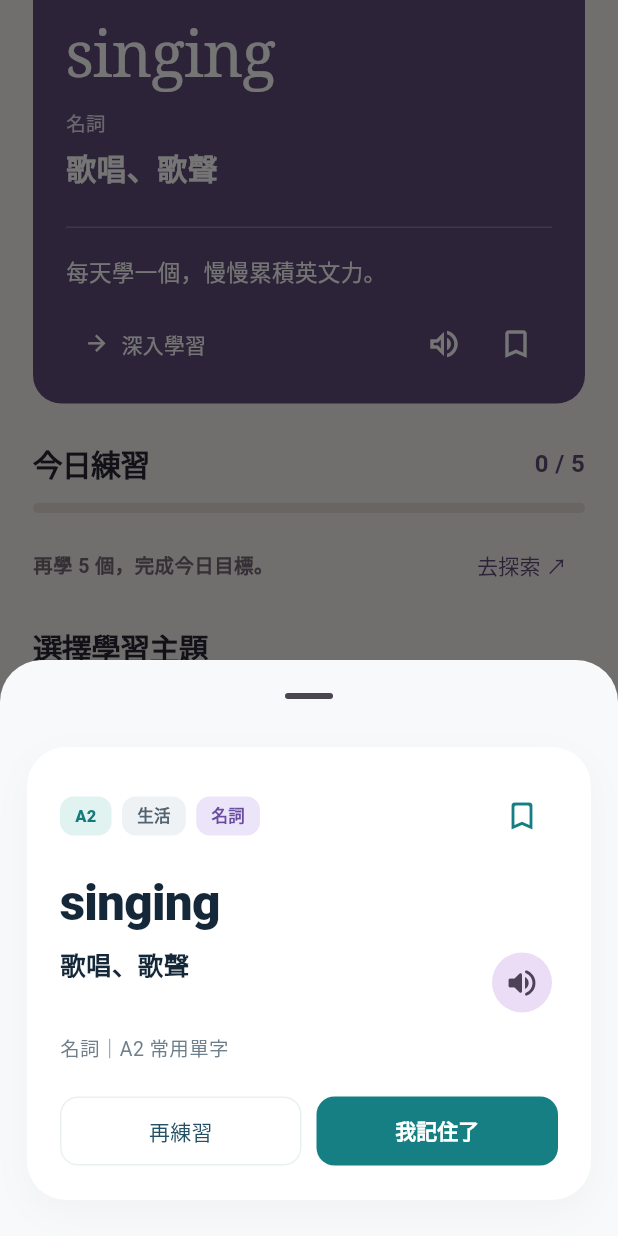
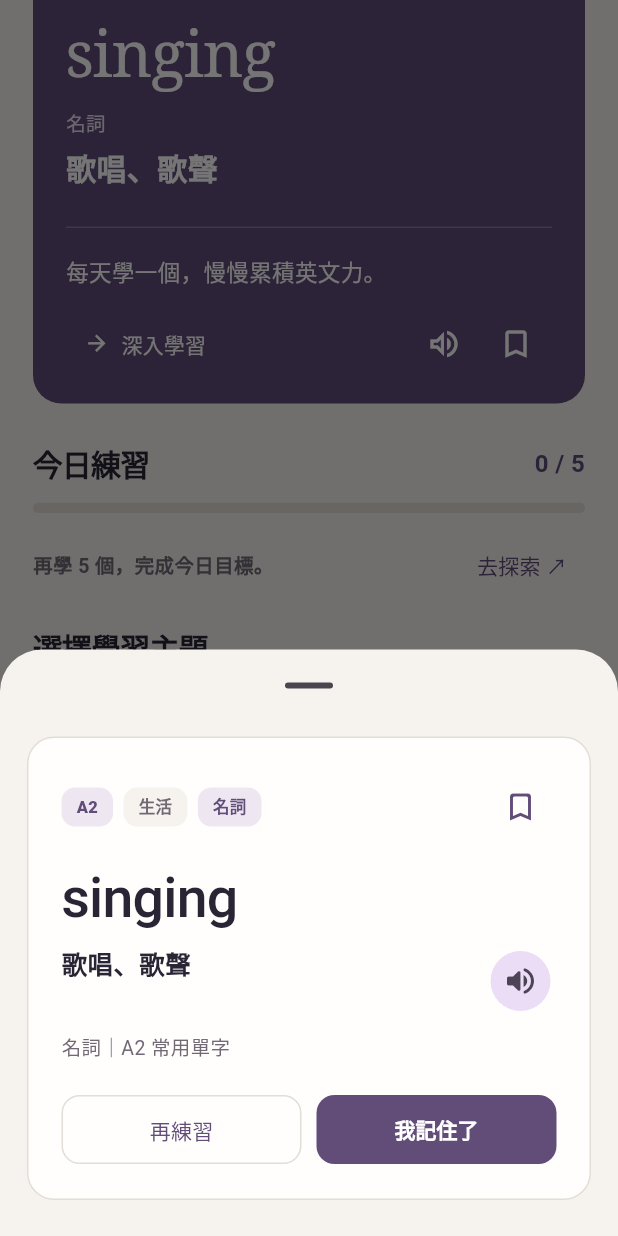
Before and after one commit to Kidkingsky/wordflow, a Flutter app: the screen it shows after launch, scrolled down 277 dp, after a tap on "深入學習", on a phone screen of 412 x 824 dp. Run offline on Flutter 3.47's test engine with Material 3 defaults, Android fonts, the phone set to English and light mode, and no system bars; our stand-ins replace flutter_tts, package_info_plus, shared_preferences; Roboto replaces fonts that are missing (Georgia).

Commit message:
feat(ui): bring dictionary, study cards, review and settings into editorial palette

```diff
--- a/lib/ui/pages/explore_page.dart
+++ b/lib/ui/pages/explore_page.dart
@@ -2,6 +2,7 @@ import 'package:flutter/material.dart';
 
 import '../../models/learning_item.dart';
 import '../../services/app_controller.dart';
+import '../theme/wordflow_design.dart';
 import '../widgets/learning_card.dart';
 
 class ExplorePage extends StatefulWidget {
@@ -41,11 +42,9 @@ class _ExplorePageState extends State<ExplorePage> {
           child: Column(
             crossAxisAlignment: CrossAxisAlignment.start,
             children: [
-              const Text('探索英文',
-                  style: TextStyle(fontSize: 28, fontWeight: FontWeight.w900)),
+              Text('探索英文', style: WordFlowDesign.title(size: 29)),
               const SizedBox(height: 4),
-              const Text('把想學的單字和詞句，變成每天用得上的英文。',
-                  style: TextStyle(color: Color(0xFF6E7E8A), fontSize: 13)),
+              const Text('收集那些你想在生活中用上的字。', style: WordFlowDesign.label),
               const SizedBox(height: 17),
               TextField(
                 onChanged: (value) => setState(() => _query = value),
@@ -93,7 +92,7 @@ class _ExplorePageState extends State<ExplorePage> {
                         onSelected: (_) => setState(() => _category = entry.key),
                         side: BorderSide.none,
                         backgroundColor: Colors.white,
-                        selectedColor: const Color(0xFFD6EFE9),
+                        selectedColor: WordFlowDesign.plumWash,
                       ),
                     );
                   }).toList(),
@@ -113,57 +112,38 @@ class _ExplorePageState extends State<ExplorePage> {
               : ListView.separated(
                   padding: const EdgeInsets.fromLTRB(20, 4, 20, 28),
                   itemCount: filtered.length,
-                  separatorBuilder: (context, index) => const SizedBox(height: 9),
+                  separatorBuilder: (context, index) => const Divider(height: 1, color: WordFlowDesign.rule),
                   itemBuilder: (context, index) {
                     final item = filtered[index];
-                    return Material(
-                      color: Colors.white,
-                      borderRadius: BorderRadius.circular(19),
-                      child: InkWell(
-                        borderRadius: BorderRadius.circular(19),
+                    return InkWell(
                       onTap: () => showLearningDetails(
                           context, item, widget.controller),
                       child: Padding(
-                          padding: const EdgeInsets.symmetric(
-                              horizontal: 17, vertical: 14),
-                          child: Row(
-                            children: [
-                              Expanded(
-                                child: Column(
+                        padding: const EdgeInsets.symmetric(horizontal: 3, vertical: 15),
+                        child: Row(children: [
+                          Expanded(child: Column(
                             crossAxisAlignment: CrossAxisAlignment.start,
                             children: [
                               Text(item.english,
-                                        style: const TextStyle(
-                                          fontSize: 17,
-                                          fontWeight: FontWeight.w800,
-                                          color: Color(0xFF152839),
+                                style: WordFlowDesign.english(size: 24)),
+                              const SizedBox(height: 5),
+                              Text(item.chinese, style: WordFlowDesign.body,
+                                maxLines: 2, overflow: TextOverflow.ellipsis),
+                              const SizedBox(height: 5),
+                              Text('${item.level}  /  ${categoryName(item.category)}',
+                                style: WordFlowDesign.label),
+                            ],
                           )),
-                                    const SizedBox(height: 5),
-                                    Text(item.chinese,
-                                        style: const TextStyle(
-                                            fontSize: 13,
-                                            color: Color(0xFF6E7E8A))),
-                                    const SizedBox(height: 7),
-                                    Text('${item.level} · ${categoryName(item.category)}',
-                                        style: const TextStyle(
-                                            fontSize: 11,
-                                            color: Color(0xFF178082),
-                                            fontWeight: FontWeight.w700)),
-                                  ],
-                                ),
-                              ),
                           IconButton(
-                                tooltip: '播放發音',
+                            tooltip: '朗讀英文',
                             onPressed: () => speakEnglish(
                                 context, widget.controller, item.english),
-                                icon: const Icon(Icons.volume_up_outlined,
-                                    color: Color(0xFF167F83)),
+                            icon: const Icon(Icons.volume_up_outlined),
+                            color: WordFlowDesign.plum,
                           ),
-                              const Icon(Icons.chevron_right_rounded,
-                                  color: Color(0xFF9CACB5)),
-                            ],
-                          ),
-                        ),
+                          const Icon(Icons.chevron_right,
+                            color: WordFlowDesign.muted, size: 18),
+                        ]),
                       ),
                     );
                   },
--- a/lib/ui/pages/review_page.dart
+++ b/lib/ui/pages/review_page.dart
@@ -2,6 +2,7 @@ import 'package:flutter/material.dart';
 
 import '../../models/learning_item.dart';
 import '../../services/app_controller.dart';
+import '../theme/wordflow_design.dart';
 import '../widgets/learning_card.dart';
 
 class ReviewPage extends StatefulWidget {
@@ -35,17 +36,15 @@ class _ReviewPageState extends State<ReviewPage> {
     return ListView(
       padding: const EdgeInsets.fromLTRB(20, 25, 20, 36),
       children: [
-        const Text('間隔複習',
-            style: TextStyle(fontSize: 28, fontWeight: FontWeight.w900)),
+        Text('間隔複習', style: WordFlowDesign.title(size: 29)),
         const SizedBox(height: 5),
-        const Text('先回想答案，再翻卡確認，記得才算真的學會。',
-            style: TextStyle(color: Color(0xFF6E7E8A), fontSize: 13)),
+        const Text('先想一下，再翻開答案。', style: WordFlowDesign.label),
         const SizedBox(height: 22),
         Container(
           padding: const EdgeInsets.all(20),
           decoration: BoxDecoration(
-            borderRadius: BorderRadius.circular(23),
-            color: const Color(0xFFDCF1ED),
+            borderRadius: BorderRadius.circular(17),
+            color: WordFlowDesign.sage,
           ),
           child: Row(
             children: [
@@ -127,8 +126,9 @@ class _ReviewFlashcard extends StatelessWidget {
   Widget build(BuildContext context) => Container(
         padding: const EdgeInsets.all(23),
         decoration: BoxDecoration(
-          color: Colors.white,
-          borderRadius: BorderRadius.circular(26),
+          color: WordFlowDesign.card,
+          borderRadius: BorderRadius.circular(18),
+          border: Border.all(color: WordFlowDesign.rule),
         ),
         child: Column(
           crossAxisAlignment: CrossAxisAlignment.stretch,
@@ -146,9 +146,10 @@ class _ReviewFlashcard extends StatelessWidget {
               item.english,
               textAlign: TextAlign.center,
               style: const TextStyle(
-                fontSize: 30,
-                fontWeight: FontWeight.w900,
-                color: Color(0xFF152839),
+                fontFamily: 'Georgia',
+                fontSize: 37,
+                fontWeight: FontWeight.w500,
+                color: WordFlowDesign.ink,
               ),
             ),
             const SizedBox(height: 12),
@@ -224,8 +225,9 @@ class _EmptyReview extends StatelessWidget {
   Widget build(BuildContext context) => Container(
         padding: const EdgeInsets.all(28),
         decoration: BoxDecoration(
-          color: Colors.white,
-          borderRadius: BorderRadius.circular(26),
+          color: WordFlowDesign.card,
+          borderRadius: BorderRadius.circular(18),
+          border: Border.all(color: WordFlowDesign.rule),
         ),
         child: Column(
           children: [
--- a/lib/ui/pages/settings_page.dart
+++ b/lib/ui/pages/settings_page.dart
@@ -6,6 +6,7 @@ import 'package:package_info_plus/package_info_plus.dart';
 import '../../models/learning_item.dart';
 import '../../services/app_controller.dart';
 import '../../services/lock_screen_service.dart';
+import '../theme/wordflow_design.dart';
 import '../../services/speech_service.dart';
 
 class SettingsPage extends StatelessWidget {
@@ -17,8 +18,7 @@ class SettingsPage extends StatelessWidget {
     return ListView(
       padding: const EdgeInsets.fromLTRB(20, 25, 20, 36),
       children: [
-        const Text('我的學習',
-            style: TextStyle(fontSize: 28, fontWeight: FontWeight.w900)),
+        Text('我的學習', style: WordFlowDesign.title(size: 29)),
         const SizedBox(height: 4),
         const Text('照自己的節奏，每天一點點。',
             style: TextStyle(fontSize: 13, color: Color(0xFF6E7E8A))),
@@ -43,7 +43,7 @@ class SettingsPage extends StatelessWidget {
                 label: Text('$value  ${value == 'A2' ? '基礎' : '進階'}'),
                 selected: controller.level == value,
                 onSelected: (_) => controller.changeLevel(value),
-                selectedColor: const Color(0xFFD5F1EA),
+                selectedColor: WordFlowDesign.plumWash,
                 side: BorderSide.none,
               );
             }).toList(),
@@ -61,8 +61,8 @@ class SettingsPage extends StatelessWidget {
                 label: Text(entry.value),
                 selected: controller.category == entry.key,
                 onSelected: (_) => controller.changeCategory(entry.key),
-                backgroundColor: const Color(0xFFF3F6F7),
-                selectedColor: const Color(0xFFD5F1EA),
+                backgroundColor: WordFlowDesign.paper,
+                selectedColor: WordFlowDesign.plumWash,
                 side: BorderSide.none,
               );
             }).toList(),
@@ -102,7 +102,7 @@ class SettingsPage extends StatelessWidget {
         const SizedBox(height: 13),
         Container(
           decoration: BoxDecoration(
-            color: const Color(0xFFEAF1F3),
+            color: WordFlowDesign.sage,
             borderRadius: BorderRadius.circular(20),
           ),
           padding: const EdgeInsets.all(18),
@@ -187,7 +187,7 @@ class _LockScreenStudySectionState extends State<_LockScreenStudySection> {
         children: [
           Container(
             decoration: BoxDecoration(
-              color: const Color(0xFFEDE4FA),
+              color: WordFlowDesign.plumWash,
               borderRadius: BorderRadius.circular(16),
             ),
             padding: const EdgeInsets.all(14),
@@ -204,7 +204,7 @@ class _LockScreenStudySectionState extends State<_LockScreenStudySection> {
             icon: const Icon(Icons.lock_clock_outlined),
             label: const Text('開始今日四格單字'),
             style: FilledButton.styleFrom(
-              backgroundColor: const Color(0xFF7652BB),
+              backgroundColor: WordFlowDesign.plum,
               minimumSize: const Size.fromHeight(46),
             ),
           ),
@@ -289,8 +289,9 @@ class _Metric extends StatelessWidget {
   Widget build(BuildContext context) => Container(
         padding: const EdgeInsets.symmetric(vertical: 19),
         decoration: BoxDecoration(
-          color: Colors.white,
-          borderRadius: BorderRadius.circular(19),
+          color: WordFlowDesign.card,
+          borderRadius: BorderRadius.circular(17),
+          border: Border.all(color: WordFlowDesign.rule),
         ),
         child: Column(
           children: [
--- a/lib/ui/widgets/learning_card.dart
+++ b/lib/ui/widgets/learning_card.dart
@@ -3,6 +3,7 @@ import 'package:flutter/material.dart';
 import '../../models/learning_item.dart';
 import '../../models/word_family.dart';
 import '../../services/app_controller.dart';
+import '../theme/wordflow_design.dart';
 
 class LearningCard extends StatelessWidget {
   const LearningCard({
@@ -21,25 +22,17 @@ class LearningCard extends StatelessWidget {
   @override
   Widget build(BuildContext context) {
     final dark = isHighlighted;
-    final foreground = dark ? Colors.white : const Color(0xFF152839);
-    final subtle = dark ? const Color(0xFFB3CBD0) : const Color(0xFF6E7E8A);
-    final panel = dark ? const Color(0xFF172F42) : Colors.white;
-    final divider = dark ? const Color(0xFF355064) : const Color(0xFFEAF0F2);
+    final foreground = dark ? Colors.white : WordFlowDesign.ink;
+    final subtle = dark ? const Color(0xFFECE3F2) : WordFlowDesign.muted;
+    final panel = dark ? WordFlowDesign.plumDeep : WordFlowDesign.card;
+    final divider = dark ? const Color(0xFF83718F) : WordFlowDesign.rule;
 
     return Container(
       padding: const EdgeInsets.all(22),
       decoration: BoxDecoration(
         color: panel,
-        borderRadius: BorderRadius.circular(26),
-        boxShadow: dark
-            ? null
-            : const [
-                BoxShadow(
-                  color: Color(0x080A283F),
-                  blurRadius: 20,
-                  offset: Offset(0, 8),
-                ),
-              ],
+        borderRadius: BorderRadius.circular(18),
+        border: Border.all(color: dark ? WordFlowDesign.plumDeep : WordFlowDesign.rule),
       ),
       child: Column(
         crossAxisAlignment: CrossAxisAlignment.start,
@@ -48,21 +41,21 @@ class LearningCard extends StatelessWidget {
             children: [
               _InfoBadge(
                 text: item.level,
-                background: dark ? const Color(0xFF2B5061) : const Color(0xFFE1F3F0),
-                foreground: dark ? const Color(0xFFD2F9ED) : const Color(0xFF137B7C),
+                background: dark ? const Color(0xFF6D587F) : WordFlowDesign.plumWash,
+                foreground: dark ? const Color(0xFFF2E9F8) : WordFlowDesign.plum,
               ),
               const SizedBox(width: 7),
               _InfoBadge(
                 text: categoryName(item.category),
-                background: dark ? const Color(0xFF2B5061) : const Color(0xFFEFF2F4),
-                foreground: dark ? const Color(0xFFD2F9ED) : const Color(0xFF516370),
+                background: dark ? const Color(0xFF6D587F) : WordFlowDesign.paper,
+                foreground: dark ? const Color(0xFFF2E9F8) : WordFlowDesign.muted,
               ),
               if (item.partOfSpeech.isNotEmpty) ...[
                 const SizedBox(width: 7),
                 _InfoBadge(
                   text: item.partOfSpeech,
-                  background: dark ? const Color(0xFF3C5276) : const Color(0xFFECE4F8),
-                  foreground: dark ? Colors.white : const Color(0xFF684C9F),
+                  background: dark ? const Color(0xFF75618B) : WordFlowDesign.plumWash,
+                  foreground: dark ? Colors.white : WordFlowDesign.plum,
                 ),
               ],
               const Spacer(),
@@ -73,7 +66,7 @@ class LearningCard extends StatelessWidget {
                   controller.isFavorite(item)
                       ? Icons.bookmark_rounded
                       : Icons.bookmark_border_rounded,
-                  color: dark ? const Color(0xFFB9F3E7) : const Color(0xFF147F83),
+                  color: dark ? const Color(0xFFE8DFF0) : WordFlowDesign.plum,
                 ),
               ),
             ],
@@ -82,8 +75,9 @@ class LearningCard extends StatelessWidget {
           Text(
             item.english,
             style: TextStyle(
-              fontSize: item.isWord ? 33 : 26,
-              fontWeight: FontWeight.w800,
+              fontSize: item.isWord ? 37 : 27,
+              fontFamily: 'Georgia',
+              fontWeight: FontWeight.w500,
               height: 1.16,
               letterSpacing: -0.5,
               color: foreground,
@@ -164,14 +158,14 @@ class LearningCard extends StatelessWidget {
             Container(
               padding: const EdgeInsets.fromLTRB(14, 6, 6, 6),
               decoration: BoxDecoration(
-                color: dark ? const Color(0xFF214257) : const Color(0xFFE6F4F1),
+                color: dark ? const Color(0xFF6B5680) : WordFlowDesign.sage,
                 borderRadius: BorderRadius.circular(14),
               ),
               child: Row(
                 children: [
                   Icon(Icons.check_circle_rounded,
                       size: 20,
-                      color: dark ? const Color(0xFF8EE2D3) : const Color(0xFF167F83)),
+                      color: dark ? WordFlowDesign.sage : WordFlowDesign.plum),
                   const SizedBox(width: 8),
                   Expanded(
                     child: Text(
@@ -186,7 +180,7 @@ class LearningCard extends StatelessWidget {
                   TextButton(
                     onPressed: () => _mark(context, remembered: false),
                     style: TextButton.styleFrom(
-                      foregroundColor: dark ? const Color(0xFFB9F3E7) : const Color(0xFF245064),
+                      foregroundColor: dark ? const Color(0xFFE8DFF0) : WordFlowDesign.plum,
                     ),
                     child: const Text('其實還不熟'),
                   ),
@@ -201,7 +195,7 @@ class LearningCard extends StatelessWidget {
                   child: OutlinedButton(
                     onPressed: () => _mark(context, remembered: false),
                     style: OutlinedButton.styleFrom(
-                      foregroundColor: dark ? Colors.white : const Color(0xFF245064),
+                      foregroundColor: dark ? Colors.white : WordFlowDesign.plum,
                       side: BorderSide(color: divider),
                       minimumSize: const Size.fromHeight(46),
                     ),
@@ -213,8 +207,8 @@ class LearningCard extends StatelessWidget {
                   child: FilledButton(
                     onPressed: () => _mark(context, remembered: true),
                     style: FilledButton.styleFrom(
-                      backgroundColor: dark ? const Color(0xFF8EE2D3) : const Color(0xFF167F83),
-                      foregroundColor: dark ? const Color(0xFF132A38) : Colors.white,
+                      backgroundColor: dark ? WordFlowDesign.sage : WordFlowDesign.plum,
+                      foregroundColor: dark ? WordFlowDesign.plumDeep : Colors.white,
                       minimumSize: const Size.fromHeight(46),
                     ),
                     child: const Text('我記住了'),
@@ -264,10 +258,10 @@ class _FamilySection extends StatelessWidget {
 
   @override
   Widget build(BuildContext context) {
-    final subtle = dark ? const Color(0xFFB3CBD0) : const Color(0xFF6E7E8A);
-    final foreground = dark ? Colors.white : const Color(0xFF152839);
-    final chipBg = dark ? const Color(0xFF214257) : const Color(0xFFF1F5F7);
-    final accent = dark ? const Color(0xFF8EE2D3) : const Color(0xFF684C9F);
+    final subtle = dark ? const Color(0xFFECE3F2) : WordFlowDesign.muted;
+    final foreground = dark ? Colors.white : WordFlowDesign.ink;
+    final chipBg = dark ? const Color(0xFF6B5680) : WordFlowDesign.paper;
+    final accent = dark ? WordFlowDesign.sage : WordFlowDesign.plum;
     final entries = [
       FamilyMember(english: family.root, chinese: family.meaning, hint: '字根'),
       ...family.members,
@@ -391,7 +385,7 @@ void showLearningDetails(
   showModalBottomSheet<void>(
     context: context,
     isScrollControlled: true,
-    backgroundColor: const Color(0xFFF7F9FA),
+    backgroundColor: WordFlowDesign.paper,
     showDragHandle: true,
     builder: (context) => SafeArea(
       child: SingleChildScrollView(
```
Also changed, not shown: 1 other file. Lines whose indentation alone changed are shown as unchanged.
